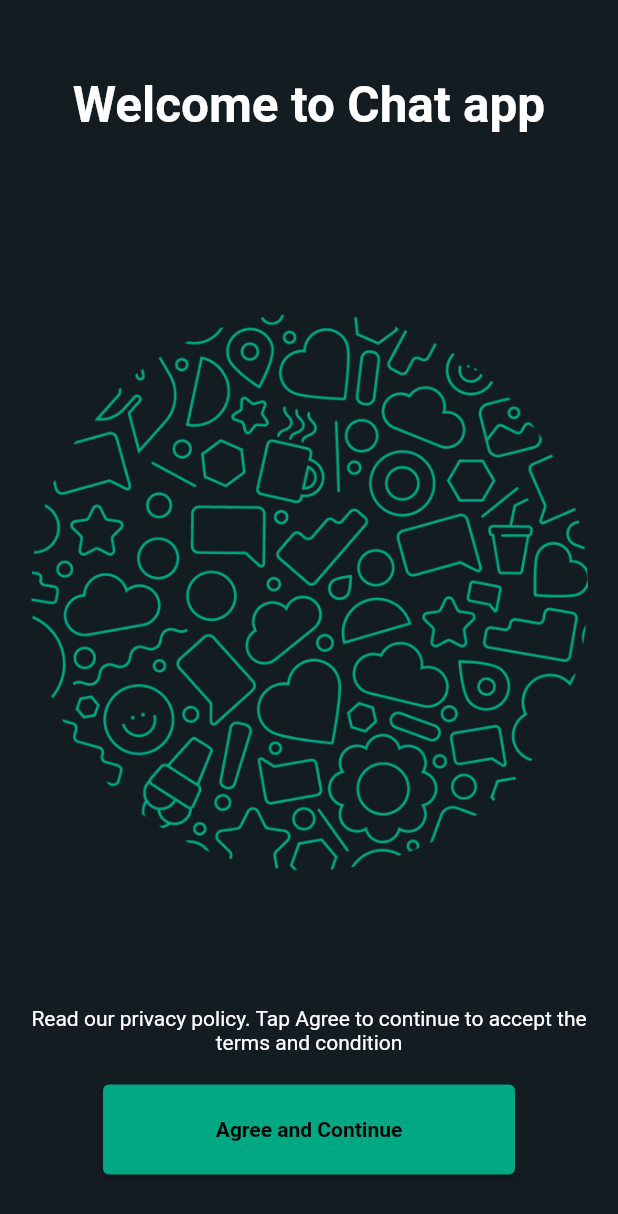
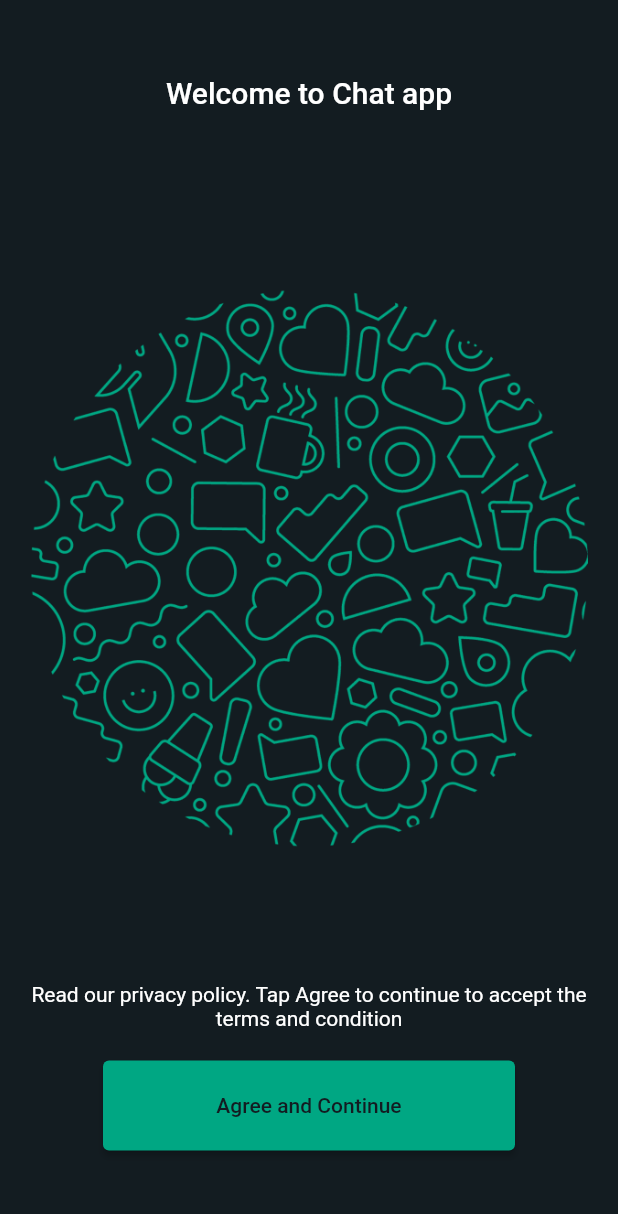
Before and after one commit to abhijeets94/whatsapp_clone, a Flutter app: the screen it shows after launch, on a phone screen of 412 x 824 dp. Shown: the top 1214 px of the screen. Run offline on Flutter 3.47's test engine with Material 2 defaults, Android fonts, the phone set to English and light mode, and no system bars; our stand-ins replace country_picker, firebase_core; accounts and stored records are empty.

Commit message:
theme and color added

```diff
--- /dev/null
+++ b/lib/common/custom_button.dart
@@ -0,0 +1,29 @@
+import 'package:flutter/material.dart';
+import '../colors.dart';
+
+class CustomButton extends StatelessWidget {
+  final String text;
+  final VoidCallback onPressed;
+  const CustomButton({
+    Key? key,
+    required this.text,
+    required this.onPressed,
+  }) : super(key: key);
+
+  @override
+  Widget build(BuildContext context) {
+    return ElevatedButton(
+      onPressed: onPressed,
+      style: ElevatedButton.styleFrom(
+        backgroundColor: tabColor,
+        minimumSize: const Size(double.infinity, 50),
+      ),
+      child: Text(
+        text,
+        style: const TextStyle(
+          color: backgroundColor,
+        ),
+      ),
+    );
+  }
+}
--- a/lib/main.dart
+++ b/lib/main.dart
@@ -1,6 +1,7 @@
 import 'package:firebase_core/firebase_core.dart';
 import 'package:flutter/material.dart';
-import 'package:whatsapp_clone/LandingScreen/landing_screen.dart';
+import 'package:whatsapp_clone/colors.dart';
+import 'package:whatsapp_clone/screens/LandingScreen/landing_screen.dart';
 import 'package:whatsapp_clone/firebase_options.dart';
 import 'package:whatsapp_clone/routes.dart';
 import 'package:whatsapp_clone/theme.dart';
@@ -20,7 +21,8 @@ class WhatsappClone extends StatelessWidget {
   Widget build(BuildContext context) {
     return MaterialApp(
       home: LandingScreen(),
-      theme: CustomTheme().theme,
+      theme:
+          ThemeData.dark().copyWith(scaffoldBackgroundColor: backgroundColor),
       onGenerateRoute: AppRoute().router,
     );
   }
--- a/lib/LandingScreen/landing_screen.dart
+++ b/lib/screens/LandingScreen/landing_screen.dart
@@ -1,5 +1,7 @@
 import 'package:flutter/material.dart';
-import 'package:whatsapp_clone/HomeScreen/home_screen.dart';
+import 'package:whatsapp_clone/auth/screens/login_screen.dart';
+import 'package:whatsapp_clone/common/custom_button.dart';
+import 'package:whatsapp_clone/screens/HomeScreen/home_screen.dart';
 
 class LandingScreen extends StatelessWidget {
   static const routeName = "/landing-screen";
@@ -15,7 +17,7 @@ class LandingScreen extends StatelessWidget {
             Center(
               child: Text(
                 "Welcome to Chat app",
-                style: Theme.of(context).textTheme.headline1,
+                style: Theme.of(context).textTheme.titleLarge,
               ),
             ),
             const SizedBox(
@@ -42,19 +44,13 @@ class LandingScreen extends StatelessWidget {
               ),
             ),
             SizedBox(
-              width: MediaQuery.of(context).size.width / 1.5,
-              height: 60,
-              child: ElevatedButton(
-                onPressed: () {
-                  Navigator.pushNamed(context, HomeScreen.routeName);
-                },
-                child: const Text(
-                  "Agree and Continue",
-                  style: TextStyle(
-                      color: Colors.black, fontWeight: FontWeight.bold),
-                ),
-              ),
-            ),
+                width: MediaQuery.of(context).size.width / 1.5,
+                height: 60,
+                child: CustomButton(
+                    text: "Agree and Continue",
+                    onPressed: () {
+                      Navigator.pushNamed(context, LoginScreen.routeName);
+                    })),
           ],
         ),
       ),
```
Also changed, not shown: lib/auth/screens/login_screen.dart (added, +94 -0 lines), lib/colors.dart (added, +15 -0 lines), lib/common/error.dart (added, +13 -0 lines), lib/routes.dart (+9 -4 lines), lib/theme.dart (+14 -2 lines), pubspec.yaml (+6 -1 lines), lib/auth/repository/auth_repository.dart (added), lib/screens/HomeScreen/home_screen.dart (renamed from lib/HomeScreen/home_screen.dart), pubspec.lock, 1 other file.
